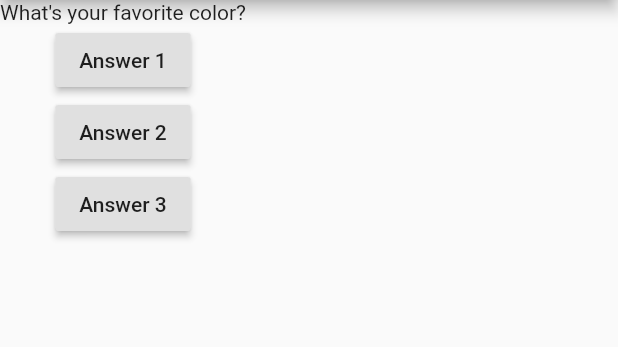
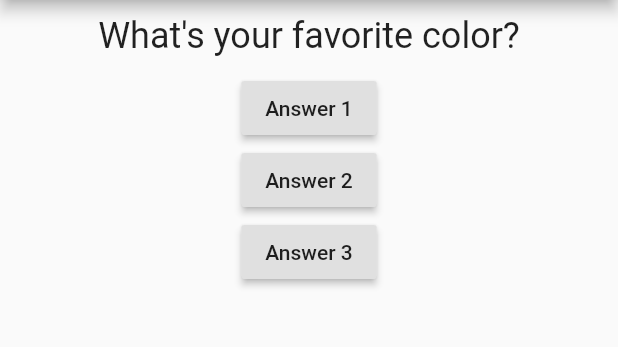
Before and after one commit to rymasc/quiz_app, a Flutter app: the screen it shows after launch, on a phone screen of 412 x 824 dp, the part 84-431 px from its top. Run offline on Flutter 3.47's test engine with Material 2 defaults, Android fonts, the phone set to English and light mode, and no system bars.

Commit message:
Refactor into Question.dart

```diff
--- a/lib/main.dart
+++ b/lib/main.dart
@@ -1,4 +1,5 @@
 import 'package:flutter/material.dart';
+import './question.dart';
 
 void main() {
   runApp(MyApp());
@@ -34,7 +35,7 @@ class _MyAppState extends State<MyApp> {
         ),
         body: Column(
           children: <Widget>[
-            Text(questions[_questionIndex]),
+            Question(questions[_questionIndex]),
             RaisedButton(
               onPressed: answerQuestion,
               child: Text('Answer 1'),
--- /dev/null
+++ b/lib/question.dart
@@ -0,0 +1,20 @@
+import 'package:flutter/material.dart';
+
+class Question extends StatelessWidget {
+  final String questionText;
+
+  Question(this.questionText);
+
+  @override
+  Widget build(BuildContext context) {
+    return Container(
+      width: double.infinity,
+      margin: EdgeInsets.all(10.0),
+      child: Text(
+        questionText,
+        style: TextStyle(fontSize: 24.0),
+        textAlign: TextAlign.center,
+      ),
+    );
+  }
+}
```
